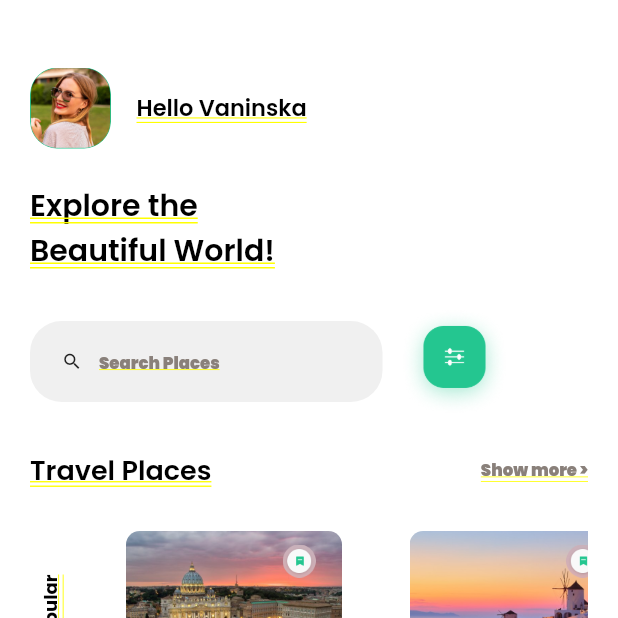
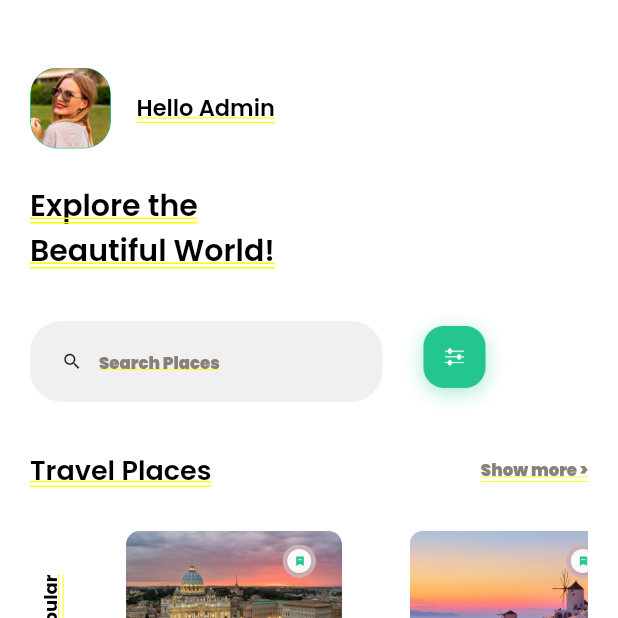
Before and after one commit to TedoHarisC/submission-dicoding-flutter, a Flutter app: the HomePage screen opened by its route, on a phone screen of 412 x 824 dp, the top half of it. Run offline on Flutter 3.47's test engine with Material 2 defaults, Android fonts, the phone set to English and light mode, and no system bars; our stand-ins replace bloc, carousel_slider, flutter_bloc, fluttertoast, google_fonts, shimmer; statements that could not run were skipped.

Commit message:
Memperbaiki Halaman Home

```diff
--- a/lib/pages/home_page.dart
+++ b/lib/pages/home_page.dart
@@ -35,7 +35,7 @@ class _HomePageState extends State<HomePage> {
             ),
           ),
           Text(
-            'Hello Vaninska',
+            'Hello Admin',
             style: blackTextStyle.copyWith(
               fontSize: 15,
               fontWeight: semiBold,
```
